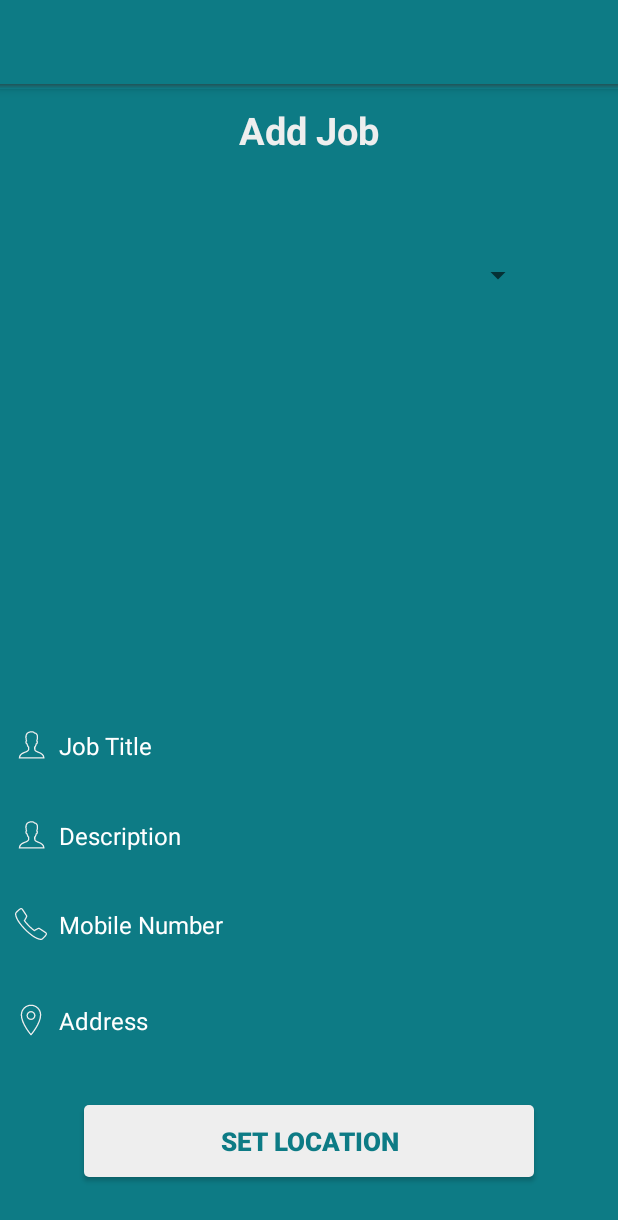
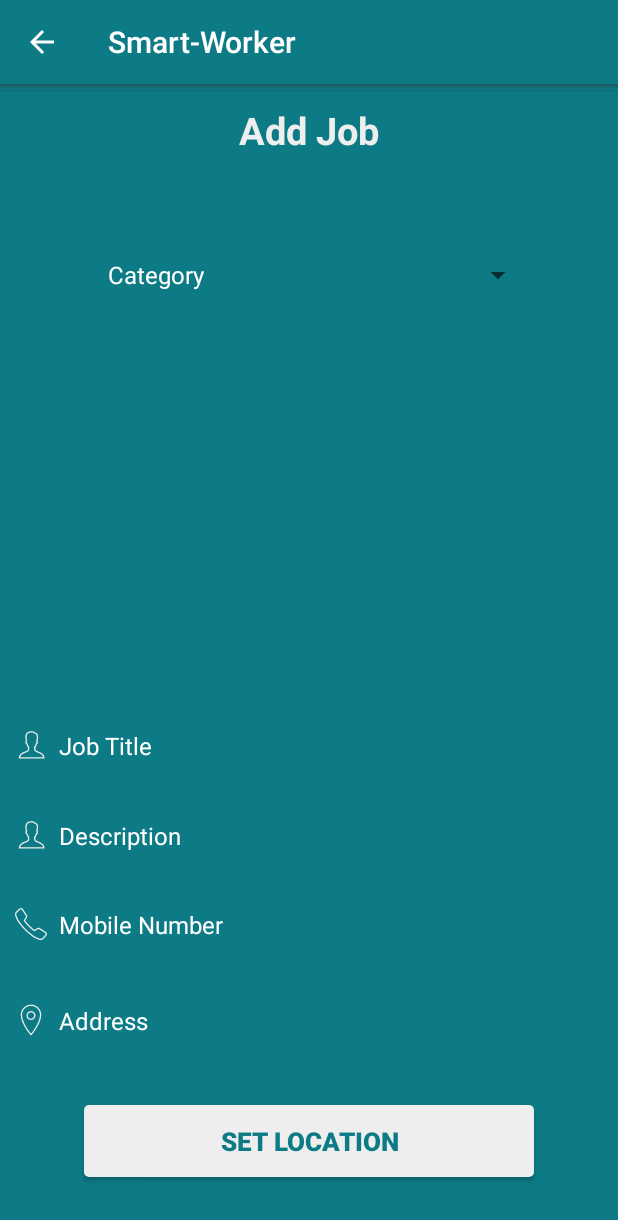
Before and after one commit to chashikajw/Smart-Worker, an Android app: the AddServiceActivity screen opened directly, with no data from a screen before it, on a phone screen of 412 x 824 dp. Shown: the top 1220 px of the screen. Run offline under Robolectric (Android 15) with nearby library versions, the light colour scheme and no system bars; our stand-ins replace Firebase (no records; nobody signed in at launch, a user with empty details on screens opened directly); 1 statement that could not run was skipped.

Commit message:
modify menu

```diff
--- a/app/src/main/java/dreamso/smart_worker/AddServiceActivity.java
+++ b/app/src/main/java/dreamso/smart_worker/AddServiceActivity.java
@@ -1,12 +1,18 @@
 package dreamso.smart_worker;
 
 import android.content.Intent;
+import android.graphics.Color;
 import android.os.Bundle;
 import android.support.annotation.Nullable;
 import android.support.v7.app.AppCompatActivity;
+import android.support.v7.widget.Toolbar;
 import android.view.View;
+import android.widget.AdapterView;
+import android.widget.ArrayAdapter;
 import android.widget.Button;
 import android.widget.EditText;
+import android.widget.ListView;
+import android.widget.Spinner;
 import android.widget.TextView;
 
 import com.google.firebase.auth.FirebaseAuth;
@@ -17,7 +23,7 @@ import com.google.firebase.database.DatabaseReference;
  * Created by admin on 5/20/2018.
  */
 
-public class AddServiceActivity extends AppCompatActivity {
+public class AddServiceActivity extends AppCompatActivity implements AdapterView.OnItemClickListener {
 
     public static final String TAG = "AddServiceActivity";
 
@@ -26,6 +32,9 @@ public class AddServiceActivity extends AppCompatActivity {
 
     private static String categorySt, titleSt, mobileNumberSt, descriptionSt,
             addressSt;
+
+    ListView lst;
+    String categorylst[] = {"Category","Cleaning", "Shoping","Day care" ,"Repairing","Other"};
 
 
 
@@ -39,15 +48,43 @@ public class AddServiceActivity extends AppCompatActivity {
 
         Button btnSetLocation = (Button) findViewById(R.id.setlocationBtn);
 
-        category = (EditText) findViewById(R.id.category);
+        //category = (EditText) findViewById(R.id.category);
         title = (EditText) findViewById(R.id.title);
         mobileNumber = (EditText) findViewById(R.id.mobileNumber);
         description = (EditText)findViewById(R.id.description);
         address = (EditText) findViewById(R.id.address);
 
+        Spinner mSpinner = (Spinner) findViewById(R.id.spinner);
+        lst = (ListView) findViewById(R.id.lst_view);
+        ArrayAdapter<String> arrayaspter = new ArrayAdapter<String>(this,android.R.layout.simple_list_item_1,categorylst);
+        arrayaspter.setDropDownViewResource(android.R.layout.simple_spinner_dropdown_item);
+        mSpinner.setAdapter(arrayaspter);
+
+        mSpinner.setOnItemSelectedListener(new AdapterView.OnItemSelectedListener()
+        {
+            public void onItemSelected(AdapterView<?> parent, View view, int position, long id)
+            {
+                ((TextView) parent.getChildAt(0)).setTextColor(Color.WHITE);
 
 
+                String selectedItem = parent.getItemAtPosition(position).toString();
+                categorySt = selectedItem;
+                if(selectedItem.equals("Add new category"))
+                {
+                    // do your stuff
+                }
+            } // to close the onItemSelected
+            public void onNothingSelected(AdapterView<?> parent)
+            {
 
+            }
+        });
+
+
+        Toolbar mtoolbar = (Toolbar) findViewById(R.id.toolbar);
+        setSupportActionBar(mtoolbar);
+        getSupportActionBar().setDisplayHomeAsUpEnabled(true);
+        getSupportActionBar().setDisplayShowHomeEnabled(true);
 
 
 
@@ -55,7 +92,9 @@ public class AddServiceActivity extends AppCompatActivity {
             @Override
             public void onClick(View v) {
 
-                categorySt = category.getText().toString();
+
+
+                //categorySt = category.getText().toString();
                 titleSt = title.getText().toString();
                 mobileNumberSt = mobileNumber.getText().toString();
                 descriptionSt = description.getText().toString();
@@ -76,4 +115,10 @@ public class AddServiceActivity extends AppCompatActivity {
 
 
     }
+
+    @Override
+    public void onItemClick(AdapterView<?> parent, View view, int position, long id) {
+
+
+    }
 }
```
